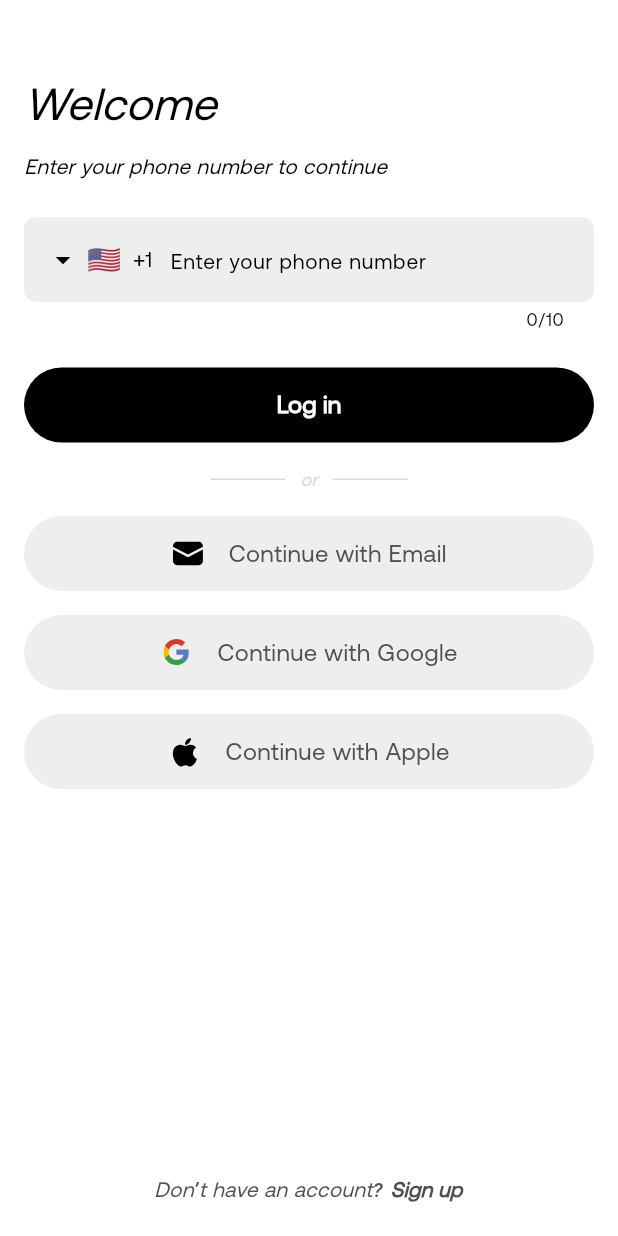
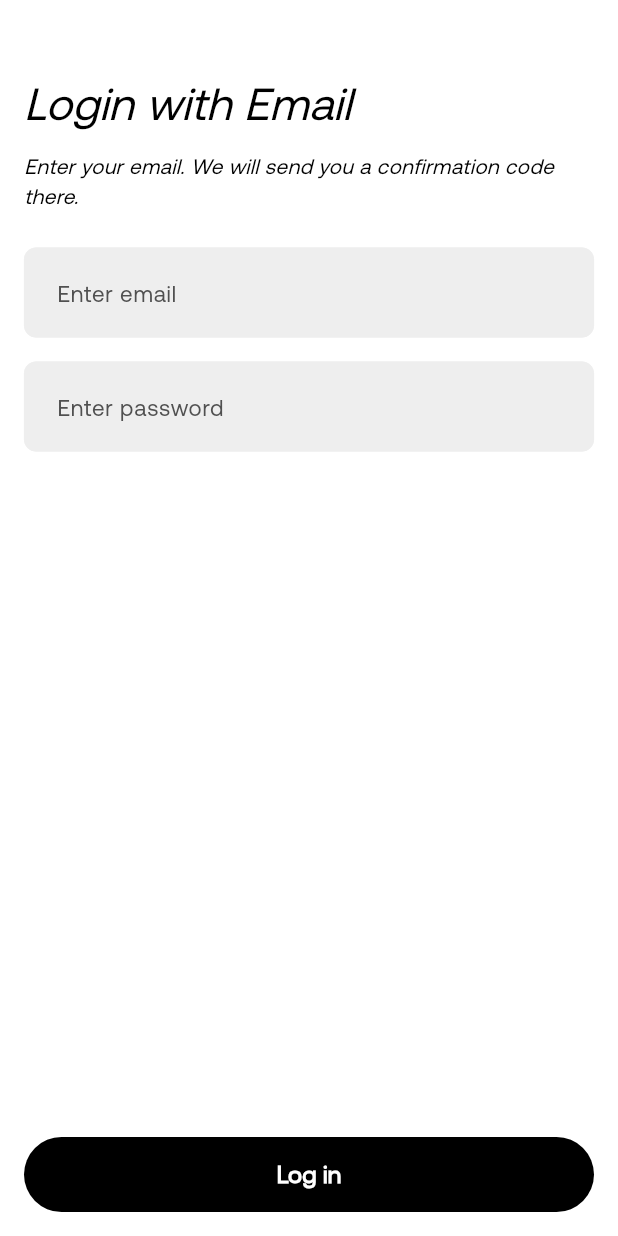
Before and after one commit to sparktechagency/ivanvasilenko06_parcel_delivery_app, a Flutter app: the LoginScreen screen opened by its route, after a tap on "Continue with Email", on a phone screen of 412 x 824 dp. Run offline on Flutter 3.47's test engine with Material 3 defaults, Android fonts, the phone set to English and light mode, and no system bars; drawn by our look-alikes of intl_phone_field; our stand-ins replace flutter_svg, get.

Commit message:
20.01.25

```diff
--- a/lib/constants/app_strings.dart
+++ b/lib/constants/app_strings.dart
@@ -36,4 +36,8 @@ class AppStrings {
   static const String continueWithGoogle = "Continue with Google";
   static const String continueWithApple = "Continue with Apple";
   static const String dontHaveAccount = "Don’t have an account?";
+  static const String loginWithEmail = "Login with Email";
+  static const String emailLoginDesc =
+      "Enter your email. We will send you a confirmation code there.";
+  static const String verifyEmail = "Verify Email";
 }
--- a/lib/routes/app_routes.dart
+++ b/lib/routes/app_routes.dart
@@ -6,4 +6,6 @@ class AppRoutes {
   static const signupScreen = '/signupScreen';
   static const verifyPhoneScreen = '/verifyPhoneScreen';
   static const loginScreen = '/loginScreen';
+  static const emailLoginScreen = '/emailLoginScreen';
+  static const verifyEmailScreen = '/verifyEmailScreen';
 }
--- /dev/null
+++ b/lib/screens/auth_screens/email_login_screen/email_login_screen.dart
@@ -0,0 +1,79 @@
+import 'package:flutter/material.dart';
+import 'package:get/get.dart';
+
+import '../../../constants/app_colors.dart';
+import '../../../constants/app_strings.dart';
+import '../../../routes/app_routes.dart';
+import '../../../widgets/button_widget/button_widget.dart';
+import '../../../widgets/space_widget/space_widget.dart';
+import '../../../widgets/text_field_widget/text_field_widget.dart';
+import '../../../widgets/text_widget/text_widgets.dart';
+
+class EmailLoginScreen extends StatelessWidget {
+  final emailController = TextEditingController();
+  final passwordController = TextEditingController();
+
+  EmailLoginScreen({super.key});
+
+  @override
+  Widget build(BuildContext context) {
+    return Scaffold(
+      backgroundColor: AppColors.white,
+      body: SafeArea(
+        child: Padding(
+          padding: const EdgeInsets.symmetric(horizontal: 16),
+          child: Column(
+            crossAxisAlignment: CrossAxisAlignment.start,
+            children: [
+              const SpaceWidget(spaceHeight: 48),
+              const TextWidget(
+                text: AppStrings.loginWithEmail,
+                fontSize: 30,
+                fontWeight: FontWeight.w500,
+                fontColor: AppColors.black,
+                fontStyle: FontStyle.italic,
+              ),
+              const SpaceWidget(spaceHeight: 10),
+              const TextWidget(
+                text: AppStrings.emailLoginDesc,
+                fontSize: 14,
+                fontWeight: FontWeight.w400,
+                fontColor: AppColors.black,
+                fontStyle: FontStyle.italic,
+                textAlignment: TextAlign.left,
+              ),
+              const SpaceWidget(spaceHeight: 24),
+              TextFieldWidget(
+                controller: emailController,
+                hintText: 'Enter email',
+                maxLines: 1,
+              ),
+              const SpaceWidget(spaceHeight: 16),
+              TextFieldWidget(
+                controller: passwordController,
+                hintText: 'Enter password',
+                maxLines: 1,
+              ),
+              const SpaceWidget(spaceHeight: 16),
+            ],
+          ),
+        ),
+      ),
+      bottomNavigationBar: Padding(
+        padding: const EdgeInsets.symmetric(horizontal: 16, vertical: 16),
+        child: ButtonWidget(
+          onPressed: () {
+            final email = emailController.text;
+            Get.toNamed(
+              AppRoutes.verifyEmailScreen,
+              arguments: email,
+            );
+          },
+          label: AppStrings.login,
+          buttonWidth: double.infinity,
+          buttonHeight: 50,
+        ),
+      ),
+    );
+  }
+}
--- a/lib/screens/auth_screens/login_screen/login_screen.dart
+++ b/lib/screens/auth_screens/login_screen/login_screen.dart
@@ -61,7 +61,9 @@ class LoginScreen extends StatelessWidget {
               const OrWidget(),
               const SpaceWidget(spaceHeight: 16),
               CustomInkWellButton(
-                onTap: () {},
+                onTap: () {
+                  Get.toNamed(AppRoutes.emailLoginScreen);
+                },
                 icon: AppIconsPath.emailIcon,
                 text: AppStrings.continueWithEmail,
               ),
--- a/lib/screens/onboarding_screen/onboarding_screen.dart
+++ b/lib/screens/onboarding_screen/onboarding_screen.dart
@@ -100,7 +100,9 @@ class OnboardingScreen extends GetView<OnboardingController> {
             mainAxisAlignment: MainAxisAlignment.spaceAround,
             children: [
               ButtonWidget(
-                onPressed: () {},
+                onPressed: () {
+                  Get.toNamed(AppRoutes.loginScreen);
+                },
                 label: AppStrings.login,
                 textColor: AppColors.black,
                 fontSize: 16,
```
Also changed, not shown: lib/routes/route_manager.dart (+14 -0 lines), lib/screens/auth_screens/verify_email_screen/controller/verify_email_controller.dart (added, +42 -0 lines), lib/screens/auth_screens/verify_email_screen/verify_email_screen.dart (added, +84 -0 lines).
